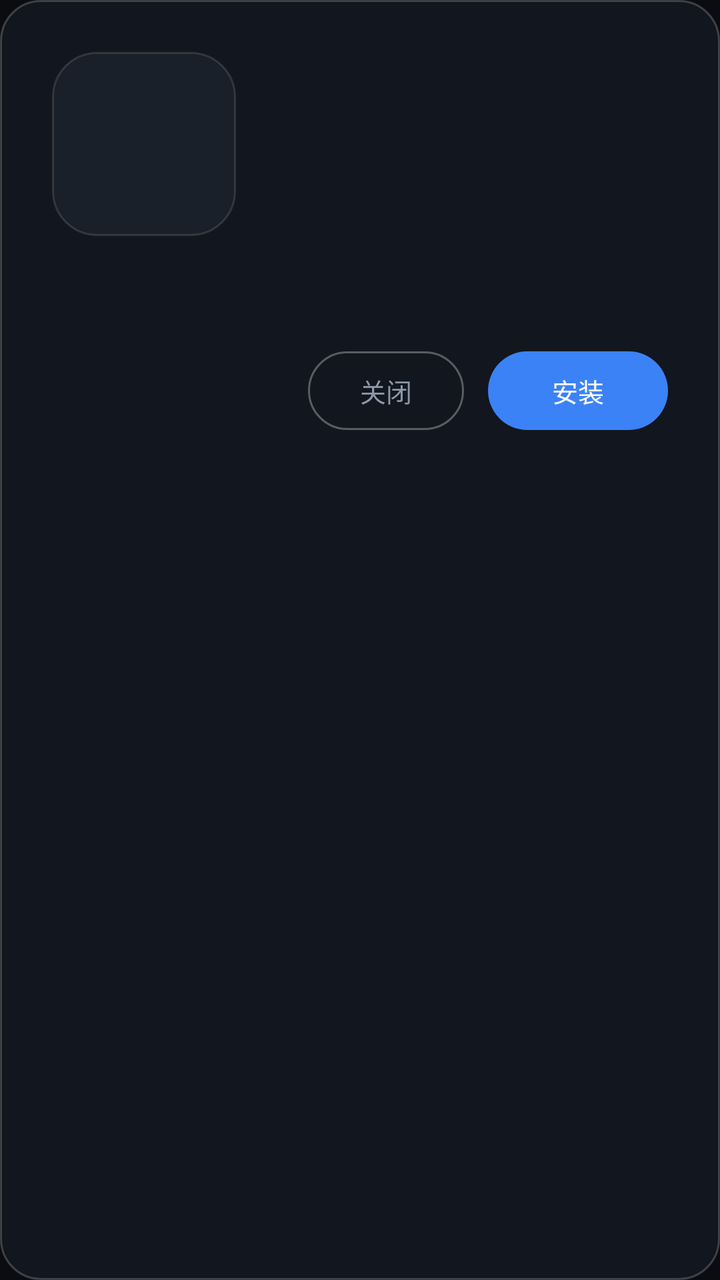
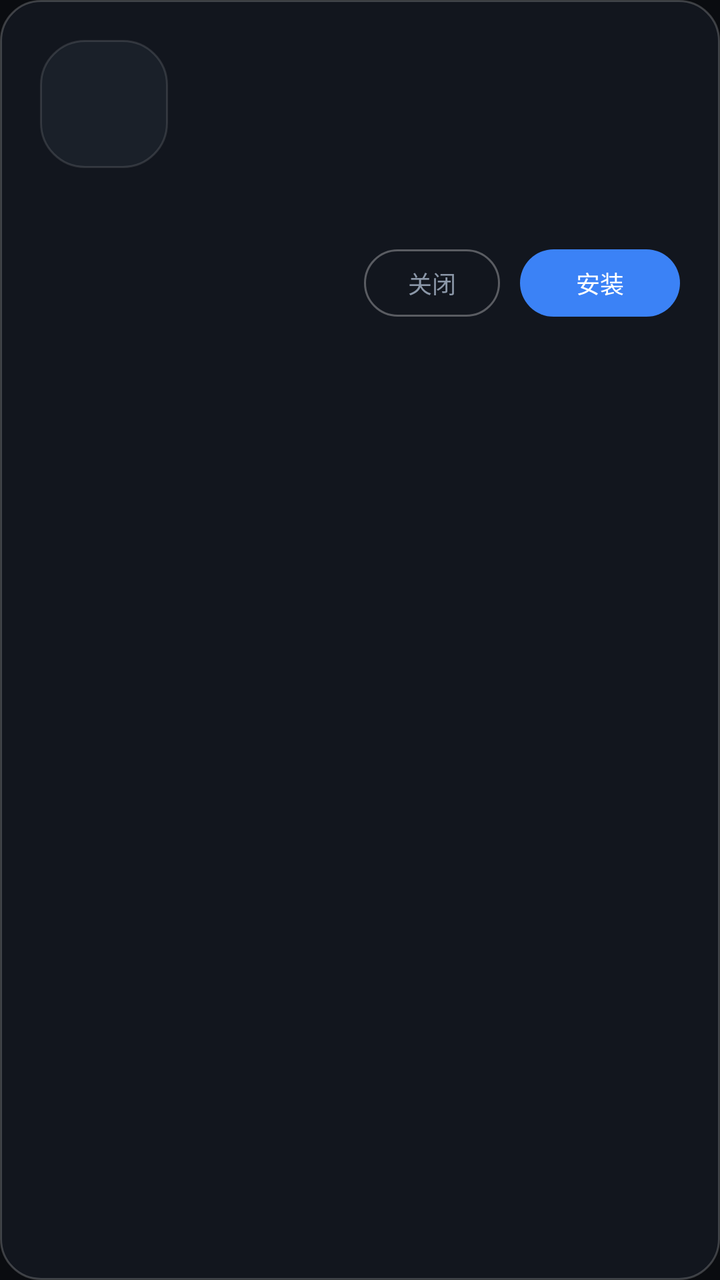

Compare the two renders of this Android layout. The source of the first and the diff that turns it into the second are given below.
<!-- AndroidManifest.xml: application theme AppTheme -->
<!-- res/layout/dialog_detail.xml -->
<?xml version="1.0" encoding="utf-8"?>
<LinearLayout xmlns:android="http://schemas.android.com/apk/res/android"
    android:layout_width="540dp"
    android:layout_height="wrap_content"
    android:orientation="vertical"
    android:background="@drawable/dialog_bg"
    android:padding="26dp">

    <LinearLayout
        android:layout_width="match_parent"
        android:layout_height="wrap_content"
        android:orientation="horizontal"
        android:gravity="center_vertical">

        <ImageView
            android:id="@+id/dicon"
            android:layout_width="92dp"
            android:layout_height="92dp"
            android:scaleType="fitCenter"
            android:src="@drawable/ic_placeholder" />

        <LinearLayout
            android:layout_width="0dp"
            android:layout_height="wrap_content"
            android:layout_weight="1"
            android:layout_marginLeft="18dp"
            android:orientation="vertical">

            <TextView
                android:id="@+id/dname"
                android:layout_width="match_parent"
                android:layout_height="wrap_content"
                android:singleLine="true"
                android:ellipsize="end"
                android:textColor="@color/tx"
                android:textSize="20sp" />

            <TextView
                android:id="@+id/dmeta"
                android:layout_width="match_parent"
                android:layout_height="wrap_content"
                android:layout_marginTop="6dp"
                android:textColor="@color/tx2"
                android:textSize="12sp" />

            <TextView
                android:id="@+id/dstate"
                android:layout_width="match_parent"
                android:layout_height="wrap_content"
                android:layout_marginTop="6dp"
                android:textColor="@color/accent"
                android:textSize="12sp" />
        </LinearLayout>
    </LinearLayout>

    <TextView
        android:id="@+id/ddesc"
        android:layout_width="match_parent"
        android:layout_height="wrap_content"
        android:layout_marginTop="18dp"
        android:lineSpacingExtra="5dp"
        android:maxLines="4"
        android:ellipsize="end"
        android:textColor="@color/tx2"
        android:textSize="13sp" />

    <LinearLayout
        android:layout_width="match_parent"
        android:layout_height="wrap_content"
        android:layout_marginTop="22dp"
        android:orientation="horizontal"
        android:gravity="right|center_vertical">

        <TextView
            android:id="@+id/btn_cancel"
            android:layout_width="wrap_content"
            android:layout_height="wrap_content"
            android:background="@drawable/btn_ghost"
            android:paddingLeft="26dp"
            android:paddingRight="26dp"
            android:paddingTop="10dp"
            android:paddingBottom="10dp"
            android:focusable="true"
            android:clickable="true"
            android:text="关闭"
            android:textColor="@color/tx2"
            android:textSize="13sp" />

        <TextView
            android:id="@+id/btn_action"
            android:layout_width="wrap_content"
            android:layout_height="wrap_content"
            android:layout_marginLeft="12dp"
            android:background="@drawable/btn_primary"
            android:paddingLeft="32dp"
            android:paddingRight="32dp"
            android:paddingTop="10dp"
            android:paddingBottom="10dp"
            android:focusable="true"
            android:clickable="true"
            android:text="安装"
            android:textColor="#FFFFFFFF"
            android:textSize="13sp" />
    </LinearLayout>
</LinearLayout>
<!-- resources referenced by this layout -->
<resources>
  <color name="accent">#FF3B82F6</color>
  <color name="tx">#FFE8EDF5</color>
  <color name="tx2">#FF8B97A8</color>
  <!-- drawable btn_ghost (drawable) -->
  <?xml version="1.0" encoding="utf-8"?>
  <selector xmlns:android="http://schemas.android.com/apk/res/android">
      <item android:state_focused="true">
          <shape android:shape="rectangle">
              <solid android:color="#FFFFFFFF" />
              <corners android:radius="99dp" />
          </shape>
      </item>
      <item>
          <shape android:shape="rectangle">
              <solid android:color="#00000000" />
              <corners android:radius="99dp" />
              <stroke android:width="1dp" android:color="#4DFFFFFF" />
          </shape>
      </item>
  </selector>
  <!-- drawable btn_primary (drawable) -->
  <?xml version="1.0" encoding="utf-8"?>
  <selector xmlns:android="http://schemas.android.com/apk/res/android">
      <item android:state_focused="true">
          <shape android:shape="rectangle">
              <solid android:color="#FFFFFFFF" />
              <corners android:radius="99dp" />
          </shape>
      </item>
      <item>
          <shape android:shape="rectangle">
              <solid android:color="@color/accent" />
              <corners android:radius="99dp" />
          </shape>
      </item>
  </selector>
  <!-- drawable dialog_bg (drawable) -->
  <?xml version="1.0" encoding="utf-8"?>
  <shape xmlns:android="http://schemas.android.com/apk/res/android"
      android:shape="rectangle">
      <solid android:color="#FF12161E" />
      <corners android:radius="20dp" />
      <stroke android:width="1dp" android:color="#33FFFFFF" />
  </shape>
  <!-- drawable ic_placeholder (drawable) -->
  <?xml version="1.0" encoding="utf-8"?>
  <shape xmlns:android="http://schemas.android.com/apk/res/android"
      android:shape="rectangle">
      <solid android:color="#FF1A2029" />
      <corners android:radius="22dp" />
      <stroke android:width="1dp" android:color="#1FFFFFFF" />
  </shape>
  <style name="AppTheme" parent="@android:style/Theme.Material.NoActionBar.Fullscreen">
          <item name="android:windowBackground">@color/bg</item>
          <item name="android:colorAccent">@color/accent</item>
          <item name="android:windowAnimationStyle">@null</item>
      </style>
  <color name="bg">#FF0A0C10</color>
</resources>

<!-- the commit's change to res/layout/dialog_detail.xml (unified diff, before → after) -->
@@ -1,10 +1,10 @@
 <?xml version="1.0" encoding="utf-8"?>
 <LinearLayout xmlns:android="http://schemas.android.com/apk/res/android"
-    android:layout_width="540dp"
+    android:layout_width="420dp"
     android:layout_height="wrap_content"
     android:orientation="vertical"
     android:background="@drawable/dialog_bg"
-    android:padding="26dp">
+    android:padding="20dp">
 
     <LinearLayout
         android:layout_width="match_parent"
@@ -14,8 +14,8 @@
 
         <ImageView
             android:id="@+id/dicon"
-            android:layout_width="92dp"
-            android:layout_height="92dp"
+            android:layout_width="64dp"
+            android:layout_height="64dp"
             android:scaleType="fitCenter"
             android:src="@drawable/ic_placeholder" />
 
@@ -23,7 +23,7 @@
             android:layout_width="0dp"
             android:layout_height="wrap_content"
             android:layout_weight="1"
-            android:layout_marginLeft="18dp"
+            android:layout_marginLeft="14dp"
             android:orientation="vertical">
 
             <TextView
@@ -33,23 +33,24 @@
                 android:singleLine="true"
                 android:ellipsize="end"
                 android:textColor="@color/tx"
-                android:textSize="20sp" />
+                android:textSize="17sp"
+                android:textStyle="bold" />
 
             <TextView
                 android:id="@+id/dmeta"
                 android:layout_width="match_parent"
                 android:layout_height="wrap_content"
-                android:layout_marginTop="6dp"
+                android:layout_marginTop="4dp"
                 android:textColor="@color/tx2"
-                android:textSize="12sp" />
+                android:textSize="11sp" />
 
             <TextView
                 android:id="@+id/dstate"
                 android:layout_width="match_parent"
                 android:layout_height="wrap_content"
-                android:layout_marginTop="6dp"
+                android:layout_marginTop="4dp"
                 android:textColor="@color/accent"
-                android:textSize="12sp" />
+                android:textSize="11sp" />
         </LinearLayout>
     </LinearLayout>
 
@@ -57,17 +58,17 @@
         android:id="@+id/ddesc"
         android:layout_width="match_parent"
         android:layout_height="wrap_content"
-        android:layout_marginTop="18dp"
-        android:lineSpacingExtra="5dp"
-        android:maxLines="4"
+        android:layout_marginTop="12dp"
+        android:lineSpacingExtra="3dp"
+        android:maxLines="2"
         android:ellipsize="end"
         android:textColor="@color/tx2"
-        android:textSize="13sp" />
+        android:textSize="11sp" />
 
     <LinearLayout
         android:layout_width="match_parent"
         android:layout_height="wrap_content"
-        android:layout_marginTop="22dp"
+        android:layout_marginTop="14dp"
         android:orientation="horizontal"
         android:gravity="right|center_vertical">
 
@@ -76,30 +77,30 @@
             android:layout_width="wrap_content"
             android:layout_height="wrap_content"
             android:background="@drawable/btn_ghost"
-            android:paddingLeft="26dp"
-            android:paddingRight="26dp"
-            android:paddingTop="10dp"
-            android:paddingBottom="10dp"
+            android:paddingLeft="22dp"
+            android:paddingRight="22dp"
+            android:paddingTop="8dp"
+            android:paddingBottom="8dp"
             android:focusable="true"
             android:clickable="true"
             android:text="关闭"
             android:textColor="@color/tx2"
-            android:textSize="13sp" />
+            android:textSize="12sp" />
 
         <TextView
             android:id="@+id/btn_action"
             android:layout_width="wrap_content"
             android:layout_height="wrap_content"
-            android:layout_marginLeft="12dp"
+            android:layout_marginLeft="10dp"
             android:background="@drawable/btn_primary"
-            android:paddingLeft="32dp"
-            android:paddingRight="32dp"
-            android:paddingTop="10dp"
-            android:paddingBottom="10dp"
+            android:paddingLeft="28dp"
+            android:paddingRight="28dp"
+            android:paddingTop="8dp"
+            android:paddingBottom="8dp"
             android:focusable="true"
             android:clickable="true"
             android:text="安装"
             android:textColor="#FFFFFFFF"
-            android:textSize="13sp" />
+            android:textSize="12sp" />
     </LinearLayout>
 </LinearLayout>
<!-- resource entries referenced after the edit -->
@@ -8,8 +8,9 @@
   <selector xmlns:android="http://schemas.android.com/apk/res/android">
       <item android:state_focused="true">
           <shape android:shape="rectangle">
-              <solid android:color="#FFFFFFFF" />
+              <solid android:color="#26FFFFFF" />
               <corners android:radius="99dp" />
+              <stroke android:width="2dp" android:color="#FFFFFFFF" />
           </shape>
       </item>
       <item>
@@ -25,8 +26,9 @@
   <selector xmlns:android="http://schemas.android.com/apk/res/android">
       <item android:state_focused="true">
           <shape android:shape="rectangle">
-              <solid android:color="#FFFFFFFF" />
+              <solid android:color="#FF5B9BFF" />
               <corners android:radius="99dp" />
+              <stroke android:width="2dp" android:color="#FFFFFFFF" />
           </shape>
       </item>
       <item>
